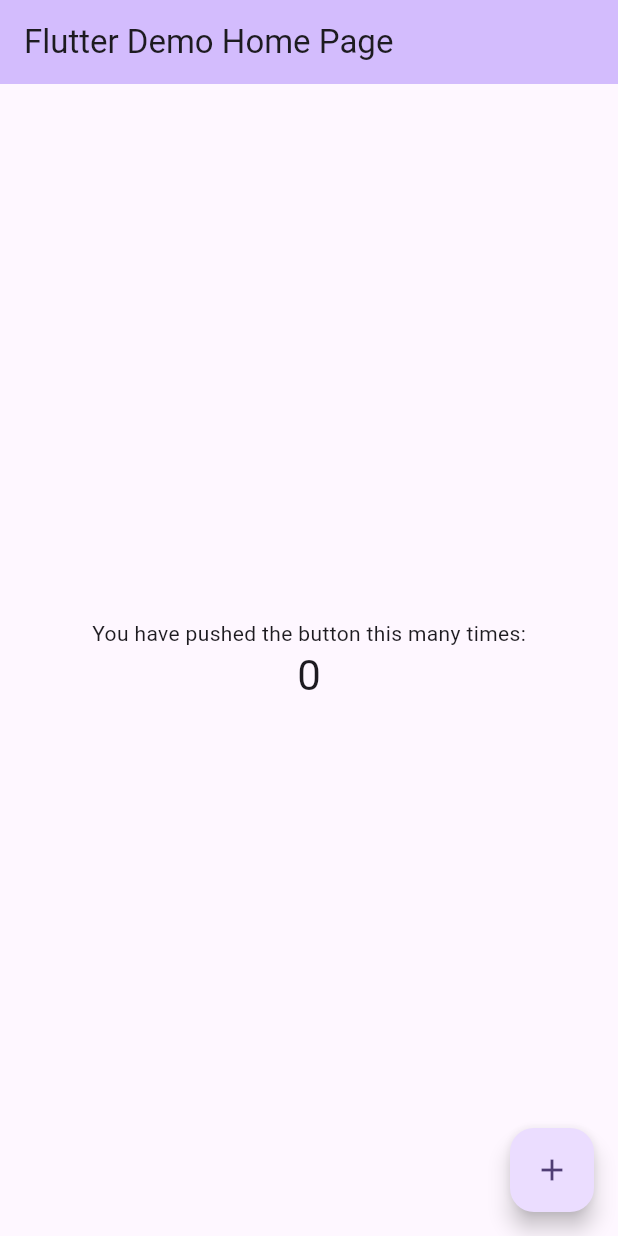
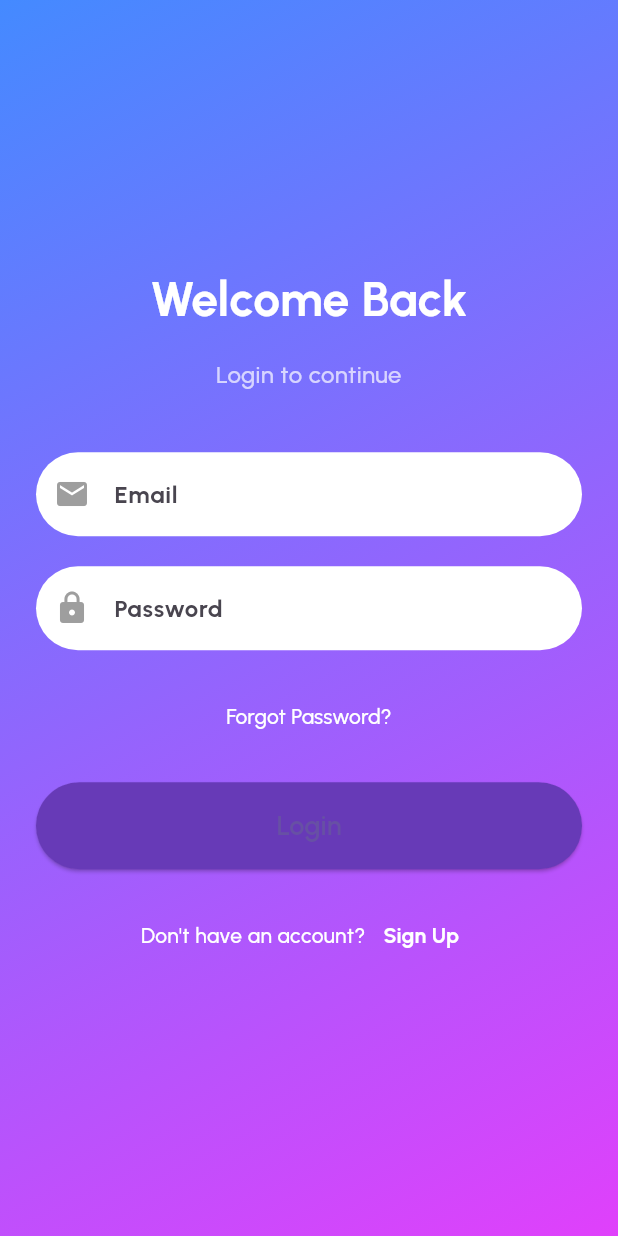
Before and after one commit to HariPrasath-mv/Flutter-test, a Flutter app: the screen it shows after launch, on a phone screen of 412 x 824 dp. Run offline on Flutter 3.47's test engine with Material 3 defaults, Android fonts, the phone set to English and light mode, and no system bars.

Commit message:
Font successfully added to the code

```diff
--- /dev/null
+++ b/sample_project/lib/login.dart
@@ -0,0 +1,119 @@
+import 'package:flutter/material.dart';
+
+class LoginPage extends StatelessWidget {
+  const LoginPage({super.key});
+
+  @override
+  Widget build(BuildContext context) {
+    return Scaffold(
+      body: Container(
+        decoration: const BoxDecoration(
+          gradient: LinearGradient(
+            colors: [Colors.blueAccent, Colors.purpleAccent],
+            begin: Alignment.topLeft,
+            end: Alignment.bottomRight,
+          ),
+        ),
+        child: Center(
+          child: SingleChildScrollView(
+            child: Padding(
+              padding: const EdgeInsets.all(24.0),
+              child: Column(
+                mainAxisAlignment: MainAxisAlignment.center,
+                crossAxisAlignment: CrossAxisAlignment.stretch,
+                children: [
+                  const Text(
+                    'Welcome Back',
+                    style: TextStyle(
+                      color: Colors.white,
+                      fontSize: 32,
+                      fontWeight: FontWeight.bold,
+                    ),
+                    textAlign: TextAlign.center,
+                  ),
+                  const SizedBox(height: 16),
+                  const Text(
+                    'Login to continue',
+                    style: TextStyle(
+                      color: Colors.white70,
+                      fontSize: 16,
+                      fontWeight: FontWeight.w500,
+                    ),
+                    textAlign: TextAlign.center,
+                  ),
+                  const SizedBox(height: 40),
+                  TextField(
+                    decoration: InputDecoration(
+                      filled: true,
+                      fillColor: Colors.white,
+                      hintText: 'Email',
+                      prefixIcon: const Icon(Icons.email, color: Colors.grey),
+                      border: OutlineInputBorder(
+                        borderRadius: BorderRadius.circular(30),
+                        borderSide: BorderSide.none,
+                      ),
+                    ),
+                  ),
+                  const SizedBox(height: 20),
+                  TextField(
+                    obscureText: true,
+                    decoration: InputDecoration(
+                      filled: true,
+                      fillColor: Colors.white,
+                      hintText: 'Password',
+                      prefixIcon: const Icon(Icons.lock, color: Colors.grey),
+                      border: OutlineInputBorder(
+                        borderRadius: BorderRadius.circular(30),
+                        borderSide: BorderSide.none,
+                      ),
+                    ),
+                  ),
+                  const SizedBox(height: 20),
+                  TextButton(
+                    onPressed: () {},
+                    child: const Text(
+                      'Forgot Password?',
+                      style: TextStyle(color: Colors.white),
+                    ),
+                  ),
+                  const SizedBox(height: 20),
+                  ElevatedButton(
+                    onPressed: () {},
+                    style: ElevatedButton.styleFrom(
+                      padding: const EdgeInsets.symmetric(vertical: 16),
+                      backgroundColor: Colors.deepPurple,
+                      shape: RoundedRectangleBorder(
+                        borderRadius: BorderRadius.circular(30),
+                      ),
+                    ),
+                    child: const Text(
+                      'Login',
+                      style: TextStyle(fontSize: 18, fontWeight: FontWeight.w600),
+                    ),
+                  ),
+                  const SizedBox(height: 20),
+                  Row(
+                    mainAxisAlignment: MainAxisAlignment.center,
+                    children: [
+                      const Text(
+                        "Don't have an account?",
+                        style: TextStyle(color: Colors.white),
+                      ),
+                      TextButton(
+                        onPressed: () {},
+                        child: const Text(
+                          'Sign Up',
+                          style: TextStyle(color: Colors.white, fontWeight: FontWeight.bold),
+                        ),
+                      ),
+                    ],
+                  ),
+                ],
+              ),
+            ),
+          ),
+        ),
+      ),
+    );
+  }
+}
--- a/sample_project/lib/main.dart
+++ b/sample_project/lib/main.dart
@@ -1,4 +1,5 @@
 import 'package:flutter/material.dart';
+import 'login.dart';
 
 void main() {
   runApp(const MyApp());
@@ -7,119 +8,18 @@ void main() {
 class MyApp extends StatelessWidget {
   const MyApp({super.key});
 
-  // This widget is the root of your application.
   @override
   Widget build(BuildContext context) {
     return MaterialApp(
-      title: 'Flutter Demo',
+      debugShowCheckedModeBanner: false,
       theme: ThemeData(
-        // This is the theme of your application.
-        //
-        // TRY THIS: Try running your application with "flutter run". You'll see
-        // the application has a purple toolbar. Then, without quitting the app,
-        // try changing the seedColor in the colorScheme below to Colors.green
-        // and then invoke "hot reload" (save your changes or press the "hot
-        // reload" button in a Flutter-supported IDE, or press "r" if you used
-        // the command line to start the app).
-        //
-        // Notice that the counter didn't reset back to zero; the application
-        // state is not lost during the reload. To reset the state, use hot
-        // restart instead.
-        //
-        // This works for code too, not just values: Most code changes can be
-        // tested with just a hot reload.
-        colorScheme: ColorScheme.fromSeed(seedColor: Colors.deepPurple),
-        useMaterial3: true,
+        fontFamily: 'Urbanist',
+        textTheme: const TextTheme(
+          bodyLarge: TextStyle(fontFamily: 'Urbanist', fontWeight: FontWeight.w700),
+          bodyMedium: TextStyle(fontFamily: 'Urbanist', fontWeight: FontWeight.w500),
+        ),
       ),
-      home: const MyHomePage(title: 'Flutter Demo Home Page'),
+      home: const LoginPage(),
     );
   }
 }
-
-class MyHomePage extends StatefulWidget {
-  const MyHomePage({super.key, required this.title});
-
-  // This widget is the home page of your application. It is stateful, meaning
-  // that it has a State object (defined below) that contains fields that affect
-  // how it looks.
-
-  // This class is the configuration for the state. It holds the values (in this
-  // case the title) provided by the parent (in this case the App widget) and
-  // used by the build method of the State. Fields in a Widget subclass are
-  // always marked "final".
-
-  final String title;
-
-  @override
-  State<MyHomePage> createState() => _MyHomePageState();
-}
-
-class _MyHomePageState extends State<MyHomePage> {
-  int _counter = 0;
-
-  void _incrementCounter() {
-    setState(() {
-      // This call to setState tells the Flutter framework that something has
-      // changed in this State, which causes it to rerun the build method below
-      // so that the display can reflect the updated values. If we changed
-      // _counter without calling setState(), then the build method would not be
-      // called again, and so nothing would appear to happen.
-      _counter++;
-    });
-  }
-
-  @override
-  Widget build(BuildContext context) {
-    // This method is rerun every time setState is called, for instance as done
-    // by the _incrementCounter method above.
-    //
-    // The Flutter framework has been optimized to make rerunning build methods
-    // fast, so that you can just rebuild anything that needs updating rather
-    // than having to individually change instances of widgets.
-    return Scaffold(
-      appBar: AppBar(
-        // TRY THIS: Try changing the color here to a specific color (to
-        // Colors.amber, perhaps?) and trigger a hot reload to see the AppBar
-        // change color while the other colors stay the same.
-        backgroundColor: Theme.of(context).colorScheme.inversePrimary,
-        // Here we take the value from the MyHomePage object that was created by
-        // the App.build method, and use it to set our appbar title.
-        title: Text(widget.title),
-      ),
-      body: Center(
-        // Center is a layout widget. It takes a single child and positions it
-        // in the middle of the parent.
-        child: Column(
-          // Column is also a layout widget. It takes a list of children and
-          // arranges them vertically. By default, it sizes itself to fit its
-          // children horizontally, and tries to be as tall as its parent.
-          //
-          // Column has various properties to control how it sizes itself and
-          // how it positions its children. Here we use mainAxisAlignment to
-          // center the children vertically; the main axis here is the vertical
-          // axis because Columns are vertical (the cross axis would be
-          // horizontal).
-          //
-          // TRY THIS: Invoke "debug painting" (choose the "Toggle Debug Paint"
-          // action in the IDE, or press "p" in the console), to see the
-          // wireframe for each widget.
-          mainAxisAlignment: MainAxisAlignment.center,
-          children: <Widget>[
-            const Text(
-              'You have pushed the button this many times:',
-            ),
-            Text(
-              '$_counter',
-              style: Theme.of(context).textTheme.headlineMedium,
-            ),
-          ],
-        ),
-      ),
-      floatingActionButton: FloatingActionButton(
-        onPressed: _incrementCounter,
-        tooltip: 'Increment',
-        child: const Icon(Icons.add),
-      ), // This trailing comma makes auto-formatting nicer for build methods.
-    );
-  }
-}
--- /dev/null
+++ b/sample_project/notes.txt
@@ -0,0 +1,26 @@
+Font declaration
+
+make sure that this declaration is added to the pubspec.yaml file
+flutter:
+    assets:
+        - assets/fonts/
+
+after addind this declaration, then add the fonts to the same flutter: section
+
+Example
+
+flutter:
+  uses-material-design: true
+  assets:
+  - assets/fonts/
+
+  fonts:
+    - family: Urbanist
+      fonts:
+        - asset: assets/fonts/Urbanist-Regular.ttf
+        - asset: assets/fonts/Urbanist-Bold.ttf
+          weight: 700
+        - asset: assets/fonts/Urbanist-SemiBold.ttf
+          weight: 600
+        - asset: assets/fonts/Urbanist-Medium.ttf
+          weight: 500
```
Also changed, not shown: sample_project/pubspec.yaml (+14 -0 lines), sample_project/assets/fonts/Urbanist-Bold.ttf (added), sample_project/assets/fonts/Urbanist-Medium.ttf (added), sample_project/assets/fonts/Urbanist-Regular.ttf (added), sample_project/assets/fonts/Urbanist-SemiBold.ttf (added).
